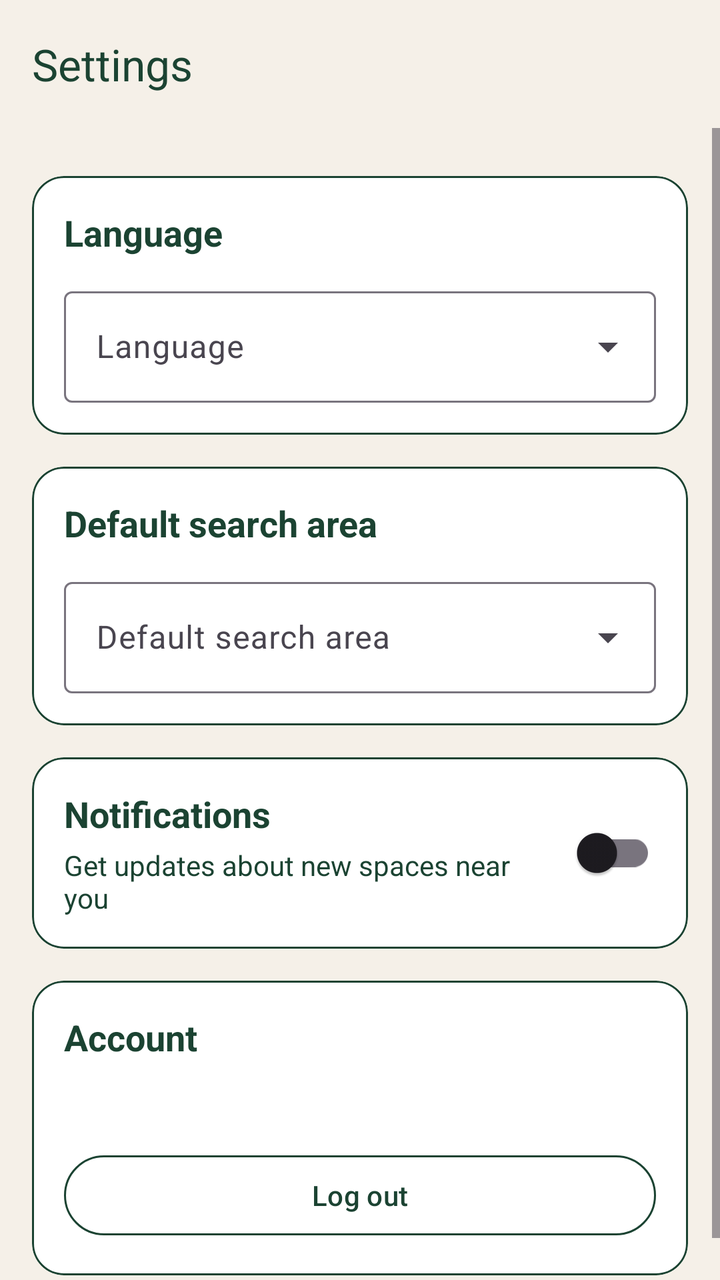
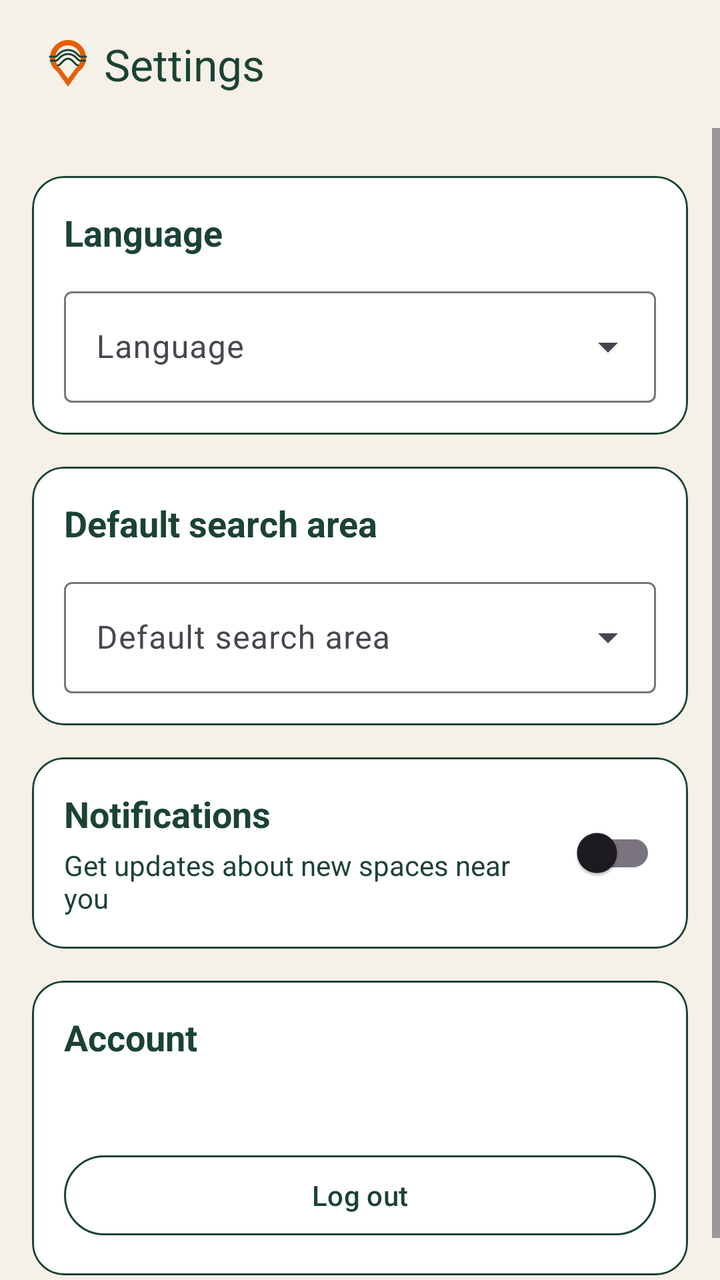

An Android layout rendered at two revisions. The XML below is the earlier revision; the diff shows what the commit changed to produce the second picture.
<!-- AndroidManifest.xml: application theme Theme.Vibe -->
<!-- res/layout/activity_settings.xml -->
<?xml version="1.0" encoding="utf-8"?>
<LinearLayout xmlns:android="http://schemas.android.com/apk/res/android"
    xmlns:app="http://schemas.android.com/apk/res-auto"
    android:layout_width="match_parent"
    android:layout_height="match_parent"
    android:background="@color/vibe_cream"
    android:orientation="vertical">

    <com.google.android.material.appbar.AppBarLayout
        android:id="@+id/appBarLayout"
        android:layout_width="match_parent"
        android:layout_height="wrap_content"
        android:background="@color/vibe_cream"
        app:elevation="0dp">

        <com.google.android.material.appbar.MaterialToolbar
            android:id="@+id/toolbar"
            android:layout_width="match_parent"
            android:layout_height="?attr/actionBarSize"
            app:title="@string/settings_title"
            app:titleTextColor="@color/vibe_green" />

        <com.google.android.material.progressindicator.LinearProgressIndicator
            android:id="@+id/progressBar"
            android:layout_width="match_parent"
            android:layout_height="wrap_content"
            android:indeterminate="true"
            android:visibility="gone"
            app:indicatorColor="@color/vibe_orange" />
    </com.google.android.material.appbar.AppBarLayout>

    <ScrollView
        android:id="@+id/rootScrollView"
        android:layout_width="match_parent"
        android:layout_height="match_parent"
        android:clipToPadding="false"
        android:fillViewport="true">

        <LinearLayout
            android:layout_width="match_parent"
            android:layout_height="wrap_content"
            android:orientation="vertical"
            android:padding="16dp">

            
            <com.google.android.material.card.MaterialCardView
                android:layout_width="match_parent"
                android:layout_height="wrap_content"
                android:layout_marginVertical="8dp"
                app:cardBackgroundColor="@color/white"
                app:cardCornerRadius="16dp"
                app:strokeColor="@color/vibe_green"
                app:strokeWidth="1dp">

                <LinearLayout
                    android:layout_width="match_parent"
                    android:layout_height="wrap_content"
                    android:orientation="vertical"
                    android:padding="16dp">

                    <TextView
                        android:layout_width="wrap_content"
                        android:layout_height="wrap_content"
                        android:text="@string/settings_language"
                        android:textColor="@color/vibe_green"
                        android:textSize="18sp"
                        android:textStyle="bold" />

                    <com.google.android.material.textfield.TextInputLayout
                        style="@style/Widget.Material3.TextInputLayout.OutlinedBox.ExposedDropdownMenu"
                        android:layout_width="match_parent"
                        android:layout_height="wrap_content"
                        android:layout_marginTop="12dp">

                        <AutoCompleteTextView
                            android:id="@+id/autoCompleteLanguage"
                            android:layout_width="match_parent"
                            android:layout_height="wrap_content"
                            android:hint="@string/settings_language"
                            android:inputType="none" />
                    </com.google.android.material.textfield.TextInputLayout>

                </LinearLayout>
            </com.google.android.material.card.MaterialCardView>

            
            <com.google.android.material.card.MaterialCardView
                android:layout_width="match_parent"
                android:layout_height="wrap_content"
                android:layout_marginVertical="8dp"
                app:cardBackgroundColor="@color/white"
                app:cardCornerRadius="16dp"
                app:strokeColor="@color/vibe_green"
                app:strokeWidth="1dp">

                <LinearLayout
                    android:layout_width="match_parent"
                    android:layout_height="wrap_content"
                    android:orientation="vertical"
                    android:padding="16dp">

                    <TextView
                        android:layout_width="wrap_content"
                        android:layout_height="wrap_content"
                        android:text="@string/settings_default_area"
                        android:textColor="@color/vibe_green"
                        android:textSize="18sp"
                        android:textStyle="bold" />

                    <com.google.android.material.textfield.TextInputLayout
                        style="@style/Widget.Material3.TextInputLayout.OutlinedBox.ExposedDropdownMenu"
                        android:layout_width="match_parent"
                        android:layout_height="wrap_content"
                        android:layout_marginTop="12dp">

                        <AutoCompleteTextView
                            android:id="@+id/autoCompleteArea"
                            android:layout_width="match_parent"
                            android:layout_height="wrap_content"
                            android:hint="@string/settings_default_area"
                            android:inputType="none" />
                    </com.google.android.material.textfield.TextInputLayout>

                </LinearLayout>
            </com.google.android.material.card.MaterialCardView>

            
            <com.google.android.material.card.MaterialCardView
                android:layout_width="match_parent"
                android:layout_height="wrap_content"
                android:layout_marginVertical="8dp"
                app:cardBackgroundColor="@color/white"
                app:cardCornerRadius="16dp"
                app:strokeColor="@color/vibe_green"
                app:strokeWidth="1dp">

                <LinearLayout
                    android:id="@+id/notificationsRow"
                    android:layout_width="match_parent"
                    android:layout_height="wrap_content"
                    android:clickable="true"
                    android:focusable="true"
                    android:gravity="center_vertical"
                    android:orientation="horizontal"
                    android:padding="16dp">

                    <LinearLayout
                        android:layout_width="0dp"
                        android:layout_height="wrap_content"
                        android:layout_weight="1"
                        android:orientation="vertical">

                        <TextView
                            android:layout_width="wrap_content"
                            android:layout_height="wrap_content"
                            android:text="@string/settings_notifications"
                            android:textColor="@color/vibe_green"
                            android:textSize="18sp"
                            android:textStyle="bold" />

                        <TextView
                            android:layout_width="wrap_content"
                            android:layout_height="wrap_content"
                            android:layout_marginTop="4dp"
                            android:text="@string/settings_notifications_summary"
                            android:textColor="@color/vibe_green"
                            android:textSize="14sp" />
                    </LinearLayout>

                    <com.google.android.material.switchmaterial.SwitchMaterial
                        android:id="@+id/switchNotifications"
                        android:layout_width="wrap_content"
                        android:layout_height="wrap_content"
                        android:clickable="false"
                        android:focusable="false" />

                </LinearLayout>
            </com.google.android.material.card.MaterialCardView>

            
            <com.google.android.material.card.MaterialCardView
                android:layout_width="match_parent"
                android:layout_height="wrap_content"
                android:layout_marginVertical="8dp"
                app:cardBackgroundColor="@color/white"
                app:cardCornerRadius="16dp"
                app:strokeColor="@color/vibe_green"
                app:strokeWidth="1dp">

                <LinearLayout
                    android:layout_width="match_parent"
                    android:layout_height="wrap_content"
                    android:orientation="vertical"
                    android:padding="16dp">

                    <TextView
                        android:layout_width="wrap_content"
                        android:layout_height="wrap_content"
                        android:text="@string/settings_account"
                        android:textColor="@color/vibe_green"
                        android:textSize="18sp"
                        android:textStyle="bold" />

                    <TextView
                        android:id="@+id/emailTextView"
                        android:layout_width="wrap_content"
                        android:layout_height="wrap_content"
                        android:layout_marginTop="8dp"
                        android:textColor="@color/vibe_green"
                        android:textSize="14sp" />

                    <com.google.android.material.button.MaterialButton
                        android:id="@+id/logoutButton"
                        style="@style/Widget.Material3.Button.OutlinedButton"
                        android:layout_width="match_parent"
                        android:layout_height="wrap_content"
                        android:layout_marginTop="16dp"
                        android:text="@string/logout_button"
                        app:strokeColor="@color/vibe_green" />

                </LinearLayout>
            </com.google.android.material.card.MaterialCardView>

        </LinearLayout>
    </ScrollView>

</LinearLayout>
<!-- resources referenced by this layout -->
<resources>
  <color name="vibe_cream">#F5F0E8</color>
  <color name="vibe_green">#1B4332</color>
  <color name="vibe_orange">#E85D04</color>
  <color name="white">#FFFFFF</color>
  <string name="logout_button">Log out</string>
  <string name="settings_account">Account</string>
  <string name="settings_default_area">Default search area</string>
  <string name="settings_language">Language</string>
  <string name="settings_notifications">Notifications</string>
  <string name="settings_notifications_summary">Get updates about new spaces near you</string>
  <string name="settings_title">Settings</string>
  <style name="Theme.Vibe" parent="Base.Theme.Vibe" />
  <style name="Base.Theme.Vibe" parent="Theme.Material3.Light.NoActionBar">
          <item name="colorPrimary">@color/vibe_green</item>
          <item name="colorOnPrimary">@color/white</item>
          <item name="colorSecondary">@color/vibe_orange</item>
          <item name="android:colorBackground">@color/vibe_cream</item>
          <item name="colorSurface">@color/vibe_cream</item>
          <item name="colorError">@color/vibe_error</item>
  
          <item name="android:statusBarColor">@android:color/transparent</item>
          <item name="android:windowLightStatusBar">true</item>
  
          <item name="textInputStyle">@style/Widget.Material3.TextInputLayout.OutlinedBox</item>
      </style>
  <color name="vibe_error">#B3261E</color>
</resources>

<!-- the commit's change to res/layout/activity_settings.xml (unified diff, before → after) -->
@@ -17,6 +17,7 @@
             android:id="@+id/toolbar"
             android:layout_width="match_parent"
             android:layout_height="?attr/actionBarSize"
+            app:logo="@drawable/ic_vibe_logo_small"
             app:title="@string/settings_title"
             app:titleTextColor="@color/vibe_green" />
 
<!-- resource entries referenced after the edit -->
@@ -4,6 +4,45 @@
   <color name="vibe_green">#1B4332</color>
   <color name="vibe_orange">#E85D04</color>
   <color name="white">#FFFFFF</color>
+  <!-- drawable ic_vibe_logo_small (drawable) -->
+  <?xml version="1.0" encoding="utf-8"?>
+  <vector xmlns:android="http://schemas.android.com/apk/res/android"
+      android:width="36dp"
+      android:height="36dp"
+      android:viewportWidth="108"
+      android:viewportHeight="108">
+  
+      
+      <path
+          android:fillColor="#E85D04"
+          android:pathData="M54,18 C39.1,18 27,30.1 27,45 C27,53.2 31.1,60.5 37.5,65 L54,88 L70.5,65 C76.9,60.5 81,53.2 81,45 C81,30.1 68.9,18 54,18 Z M54,76 L42.5,60.5 C37.9,56.6 35,51 35,45 C35,34.5 43.5,26 54,26 C64.5,26 73,34.5 73,45 C73,51 70.1,56.6 65.5,60.5 L54,76 Z" />
+  
+      
+      <path
+          android:fillColor="#00000000"
+          android:pathData="M27,43 L35,43 C39,43 41,33 54,33 C67,33 69,43 73,43 L81,43"
+          android:strokeColor="#1B4332"
+          android:strokeLineCap="round"
+          android:strokeLineJoin="round"
+          android:strokeWidth="3" />
+  
+      <path
+          android:fillColor="#00000000"
+          android:pathData="M28,49 L36,49 C40,49 42,39 54,39 C66,39 68,49 72,49 L80,49"
+          android:strokeColor="#1B4332"
+          android:strokeLineCap="round"
+          android:strokeLineJoin="round"
+          android:strokeWidth="3" />
+  
+      <path
+          android:fillColor="#00000000"
+          android:pathData="M39,56 C44,56 46,46 54,46 C62,46 64,56 69,56"
+          android:strokeColor="#1B4332"
+          android:strokeLineCap="round"
+          android:strokeLineJoin="round"
+          android:strokeWidth="3" />
+  
+  </vector>
   <string name="logout_button">Log out</string>
   <string name="settings_account">Account</string>
   <string name="settings_default_area">Default search area</string>
